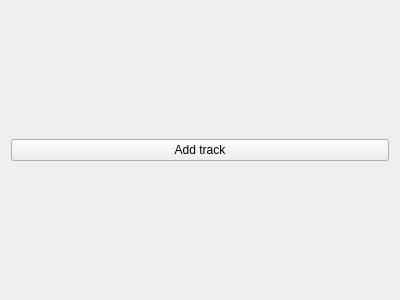
Qt form design/ambiancetab.ui (Elrine/TableToolsQt) before a commit.
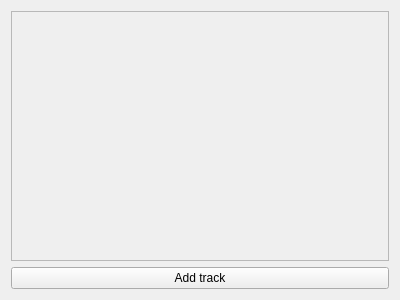
The same form after that commit.

Commit message: change list to vector in CampagnData and Note

```diff
--- a/design/ambiancetab.ui
+++ b/design/ambiancetab.ui
@@ -22,7 +22,22 @@
   </property>
   <layout class="QVBoxLayout" name="verticalLayout">
    <item>
-    <layout class="QGridLayout" name="trackList"/>
+    <widget class="QScrollArea" name="scrollArea">
+     <property name="widgetResizable">
+      <bool>true</bool>
+     </property>
+     <widget class="QWidget" name="trackList">
+      <property name="geometry">
+       <rect>
+        <x>0</x>
+        <y>0</y>
+        <width>380</width>
+        <height>254</height>
+       </rect>
+      </property>
+      <layout class="QGridLayout" name="gridLayout"/>
+     </widget>
+    </widget>
    </item>
    <item>
     <widget class="QPushButton" name="addTrack">
```
The commit also changes 7 other files.
